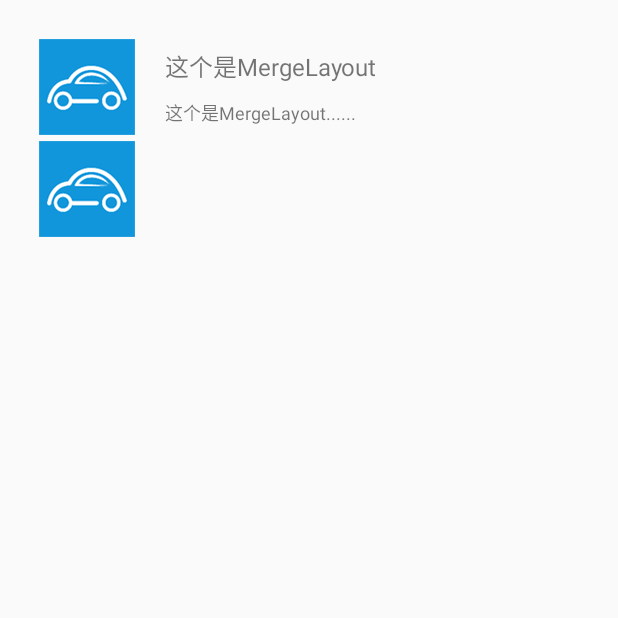
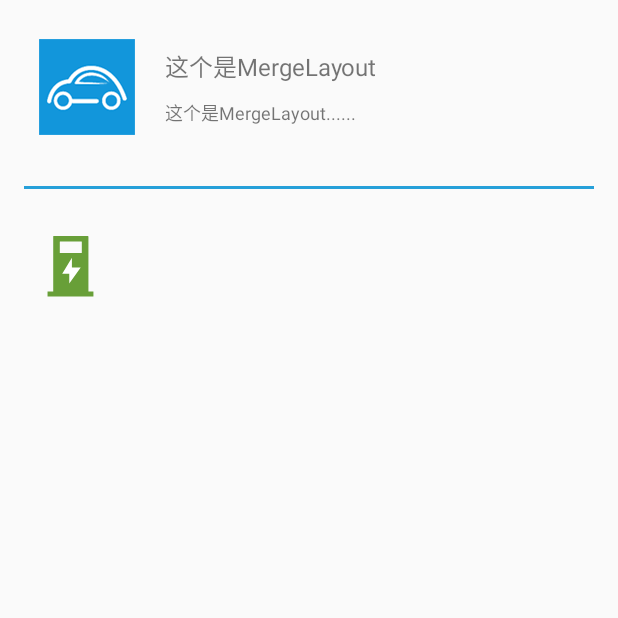
Before and after one commit to wangpf2011/BezierTest, an Android app: the ViewStubActivity screen opened directly, with no data from a screen before it, on a phone screen of 412 x 824 dp, the top half of it. Run offline under Robolectric (Android 15) with nearby library versions, the phone set to English and light mode, and no system bars.

Commit message:
布局优化ViewStub

```diff
--- a/app/src/main/java/com/wf/view/base/HorizontalTextView.java
+++ b/app/src/main/java/com/wf/view/base/HorizontalTextView.java
@@ -13,7 +13,7 @@ import com.wf.view.bezier.R;
 import com.wf.view.utils.DensityUtil;
 
 /**
- * 自定义ImageView+TextView
+ * 基于LinearLayout自定义ImageView+TextView
  *
  * Created by wangpf
  * Created at 2018/9/17 15:20
--- a/app/src/main/java/com/wf/view/base/VerticalTextView.java
+++ b/app/src/main/java/com/wf/view/base/VerticalTextView.java
@@ -14,7 +14,7 @@ import com.wf.view.bezier.R;
 import com.wf.view.utils.DensityUtil;
 
 /**
- * 自定义ImageView+TextView
+ * 基于LinearLayout自定义ImageView+TextView
  *
  * Created by wangpf
  * Created at 2018/9/17 15:20
--- a/app/src/main/java/com/wf/view/base/ViewStubActivity.java
+++ b/app/src/main/java/com/wf/view/base/ViewStubActivity.java
@@ -34,7 +34,7 @@ public class ViewStubActivity extends BaseActivity {
             ViewStub stub = (ViewStub) findViewById(R.id.viewstub_demo_image);
             stub.inflate();
             ImageView image = (ImageView) findViewById(R.id.viewstub_demo_imageview);
-            image.setImageResource(R.mipmap.ic_vehicle);
+            image.setImageResource(R.mipmap.ic_bleheadericon);
         }
 
     }
--- a/app/src/main/res/layout/activity_viewstub.xml
+++ b/app/src/main/res/layout/activity_viewstub.xml
@@ -13,18 +13,28 @@
         android:id="@+id/layout_merge"
         layout="@layout/optimize_viewstub_item_merge" />
 
+    <View
+        android:id="@+id/view_line"
+        android:layout_width="match_parent"
+        android:layout_height="2dp"
+        android:layout_below="@+id/tv_content"
+        android:background="@color/chg_wave2"
+        android:layout_marginTop="40dp"
+        android:layout_marginBottom="20dp"/>
+
+
     <ViewStub
         android:id="@+id/viewstub_demo_text"
         android:layout_width="match_parent"
         android:layout_height="wrap_content"
-        android:layout_below="@+id/tv_content"
+        android:layout_below="@+id/view_line"
         android:layout_margin="10dp"
         android:layout="@layout/optimize_viewstub_textview"/>
     <ViewStub
         android:id="@+id/viewstub_demo_image"
         android:layout_width="match_parent"
         android:layout_height="wrap_content"
-        android:layout_below="@+id/tv_content"
+        android:layout_below="@+id/view_line"
         android:layout_margin="10dp"
         android:layout="@layout/optimize_viewstub_imageview"/>
 
```
